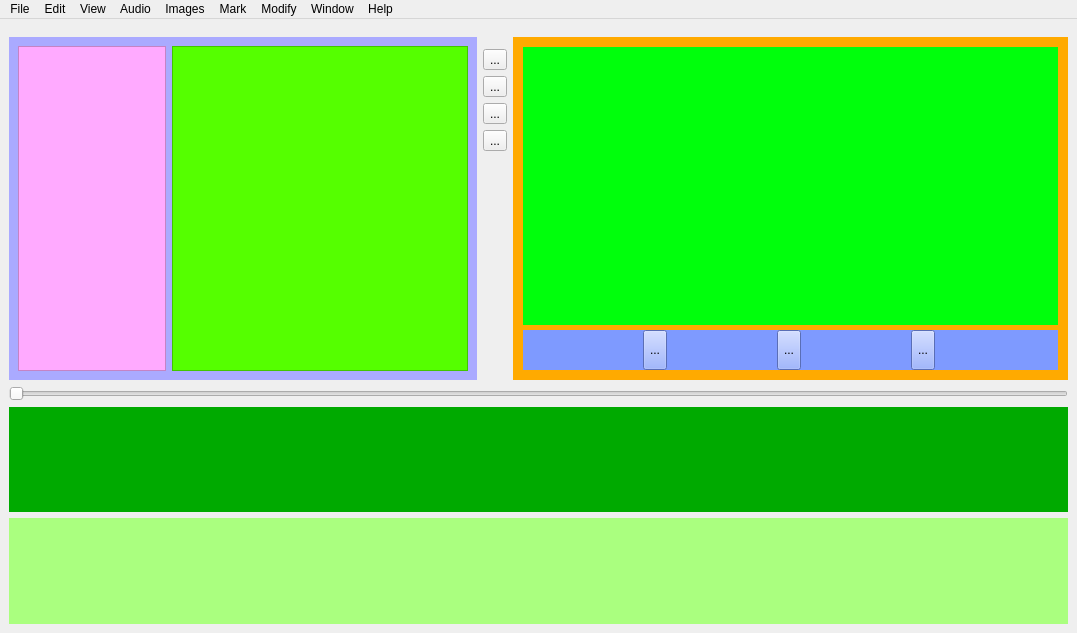
This is src/videoeditor.ui in vrushank-agrawal/CSE201-VCREST- as Qt 5 draws it before an edit. The edited form follows.
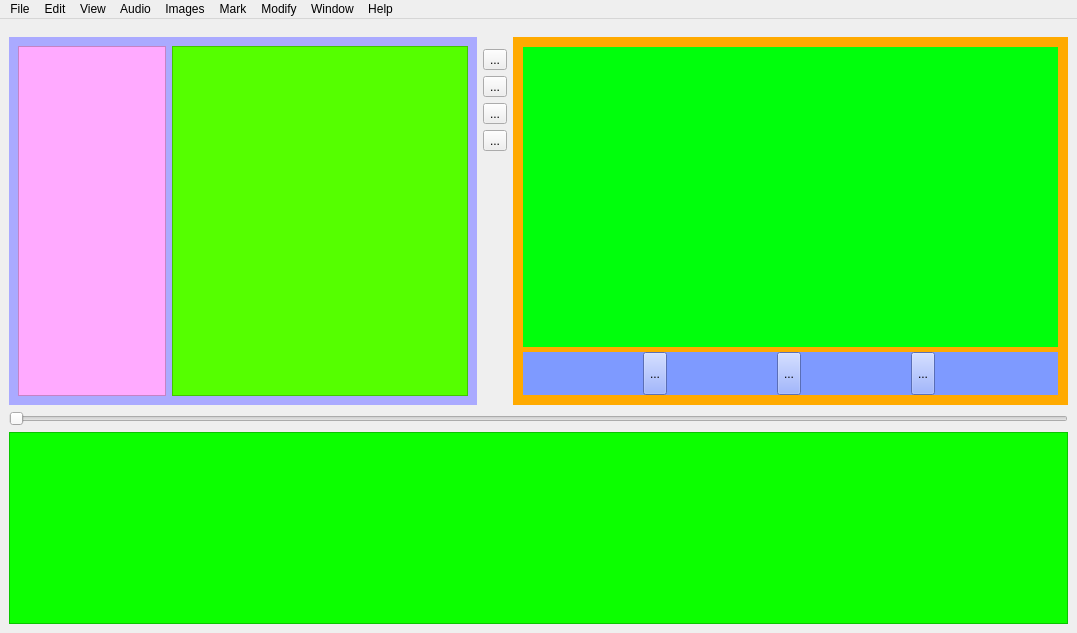
This is the edited form. Icons and pictures are not drawn. Custom widgets are drawn as their Qt base class.

Commit message: add new class Timeline

```diff
--- a/src/videoeditor.ui
+++ b/src/videoeditor.ui
@@ -451,40 +451,15 @@
      </widget>
     </item>
     <item>
-     <widget class="QWidget" name="imageTimeline" native="true">
+     <widget class="Timeline" name="timeline">
       <property name="sizePolicy">
        <sizepolicy hsizetype="Preferred" vsizetype="Preferred">
         <horstretch>0</horstretch>
-        <verstretch>3</verstretch>
+        <verstretch>0</verstretch>
        </sizepolicy>
       </property>
-      <property name="minimumSize">
-       <size>
-        <width>0</width>
-        <height>0</height>
-       </size>
-      </property>
       <property name="styleSheet">
-       <string notr="true">background: rgb(0, 170, 0)</string>
-      </property>
-     </widget>
-    </item>
-    <item>
-     <widget class="QWidget" name="audioTimeline" native="true">
-      <property name="sizePolicy">
-       <sizepolicy hsizetype="Preferred" vsizetype="Preferred">
-        <horstretch>0</horstretch>
-        <verstretch>3</verstretch>
-       </sizepolicy>
-      </property>
-      <property name="minimumSize">
-       <size>
-        <width>0</width>
-        <height>0</height>
-       </size>
-      </property>
-      <property name="styleSheet">
-       <string notr="true">background: rgb(170, 255, 127)</string>
+       <string notr="true">background: rgb(12, 255, 0)</string>
       </property>
      </widget>
     </item>
@@ -1240,6 +1215,11 @@
    <extends>QSlider</extends>
    <header>progressbar.h</header>
   </customwidget>
+  <customwidget>
+   <class>Timeline</class>
+   <extends>QGraphicsView</extends>
+   <header>timeline.h</header>
+  </customwidget>
  </customwidgets>
  <resources/>
  <connections/>
```
The commit also changes 5 other files.
